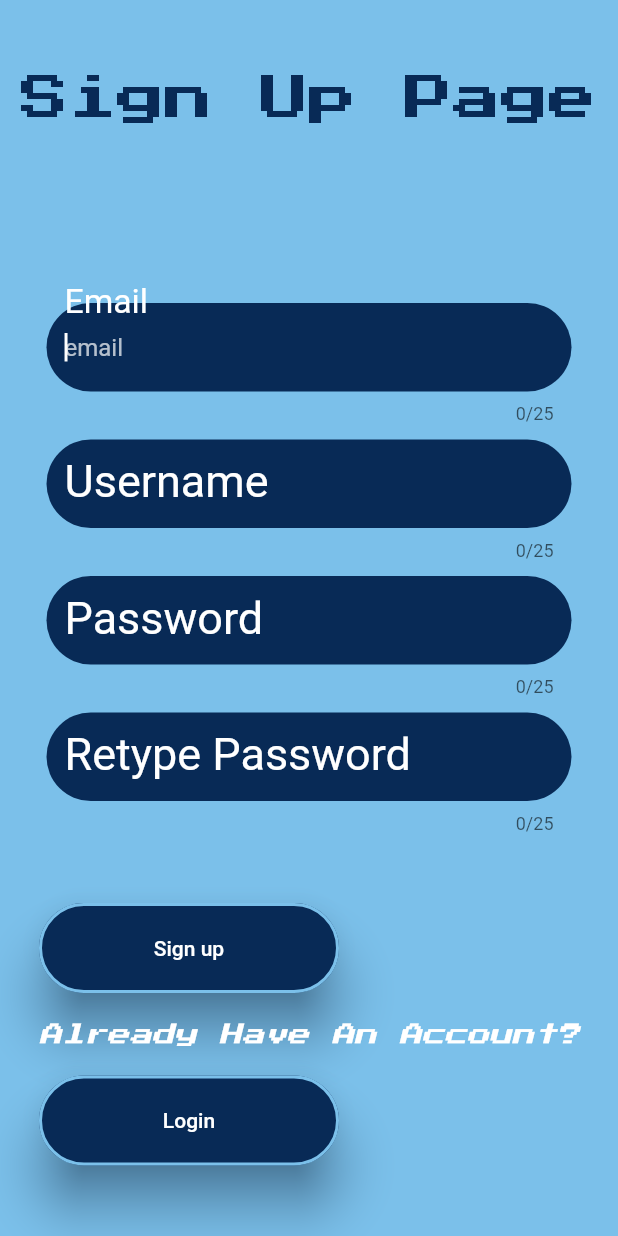
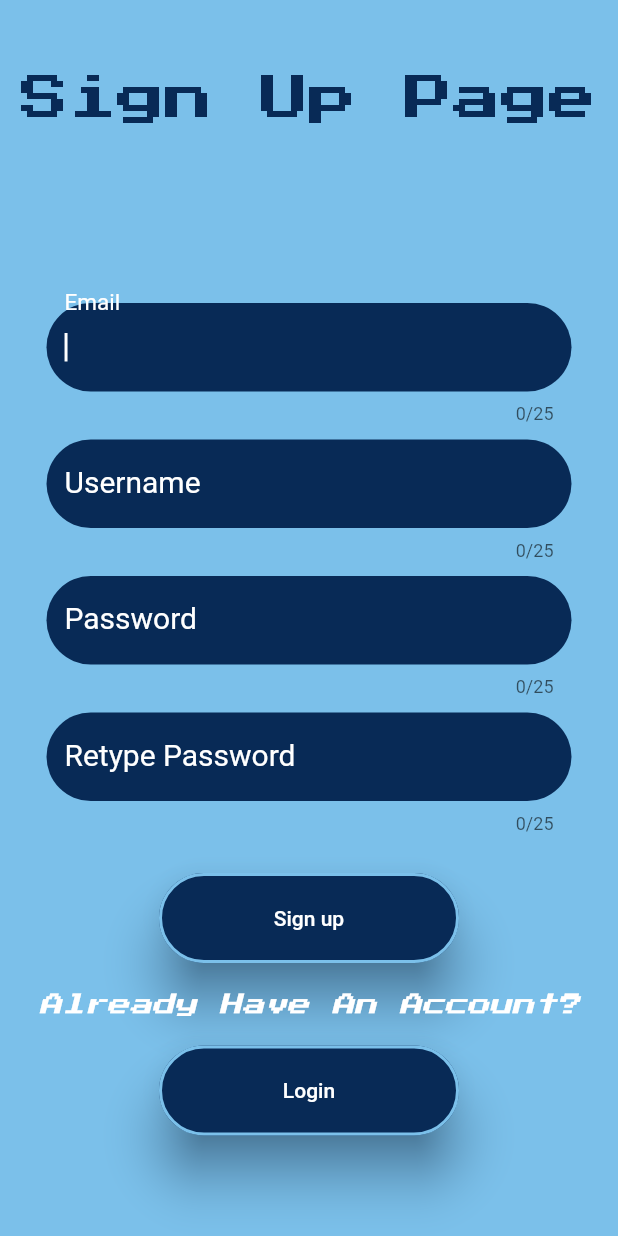
Before and after one commit to jpveloso/RunBruinRun, a Flutter app: the SignUpPage screen opened directly, on a phone screen of 412 x 824 dp. Run offline on Flutter 3.47's test engine with Material 2 defaults, Android fonts, the phone set to English and light mode, and no system bars.

Commit message:
Startup page continued

```diff
--- a/run_bruin_run/lib/screens/login_page.dart
+++ b/run_bruin_run/lib/screens/login_page.dart
@@ -75,6 +75,7 @@ class _LoginPageState extends State<LoginPage> {
               const SizedBox(height: 20),
               Wrap(
                 direction: Axis.vertical,
+                crossAxisAlignment: WrapCrossAlignment.center,
                 spacing: 20,
                 children: [
                   ElevatedButton(
--- a/run_bruin_run/lib/screens/signup_page.dart
+++ b/run_bruin_run/lib/screens/signup_page.dart
@@ -1,5 +1,4 @@
 import 'package:flutter/material.dart';
-import 'package:run_bruin_run/screens/home_page.dart';
 import 'package:run_bruin_run/screens/login_page.dart';
 import 'package:run_bruin_run/styles.dart';
 
@@ -14,7 +13,7 @@ class _SignUpPageState extends State<SignUpPage> {
   @override
   Widget build(BuildContext context) {
     return Scaffold(
-      // resizeToAvoidBottomInset: false,
+        // resizeToAvoidBottomInset: false,
         backgroundColor: lightBruinBlue,
         body: Center(
           child: Column(
@@ -43,11 +42,16 @@ class _SignUpPageState extends State<SignUpPage> {
                     ),
                     decoration: InputDecoration(
                       labelText: "Email",
-                      labelStyle: const TextStyle(fontSize: 30, color: Colors.white),
+                      labelStyle:
+                          const TextStyle(
+                              fontSize: 20,
+                              color: Colors.white,
+                              // height: 20,
+                          ),
                       filled: true,
                       fillColor: darkBruinBlue,
-                      hintStyle: const TextStyle(color: Colors.white70),
-                      hintText: "email",
+                      // hintStyle: const TextStyle(color: Colors.white70),
+                      // hintText: "email",
                       border: OutlineInputBorder(
                         borderSide: BorderSide.none,
                         borderRadius: BorderRadius.circular(50),
@@ -63,11 +67,12 @@ class _SignUpPageState extends State<SignUpPage> {
                     ),
                     decoration: InputDecoration(
                       labelText: "Username",
-                      labelStyle: const TextStyle(fontSize: 30, color: Colors.white),
+                      labelStyle:
+                          const TextStyle(fontSize: 20, color: Colors.white),
                       filled: true,
                       fillColor: darkBruinBlue,
-                      hintStyle: const TextStyle(color: Colors.white70),
-                      hintText: "username",
+                      // hintStyle: const TextStyle(color: Colors.white70),
+                      // hintText: "username",
                       border: OutlineInputBorder(
                         borderSide: BorderSide.none,
                         borderRadius: BorderRadius.circular(50),
@@ -83,11 +88,12 @@ class _SignUpPageState extends State<SignUpPage> {
                     style: const TextStyle(color: Colors.white),
                     decoration: InputDecoration(
                       labelText: "Password",
-                      labelStyle: const TextStyle(fontSize: 30, color: Colors.white),
+                      labelStyle:
+                          const TextStyle(fontSize: 20, color: Colors.white),
                       filled: true,
                       fillColor: darkBruinBlue,
-                      hintStyle: const TextStyle(color: Colors.white70),
-                      hintText: "Enter your password",
+                      // hintStyle: const TextStyle(color: Colors.white70),
+                      // hintText: "Enter your password",
                       border: OutlineInputBorder(
                         borderSide: BorderSide.none,
                         borderRadius: BorderRadius.circular(50),
@@ -103,11 +109,12 @@ class _SignUpPageState extends State<SignUpPage> {
                     style: const TextStyle(color: Colors.white),
                     decoration: InputDecoration(
                       labelText: "Retype Password",
-                      labelStyle: const TextStyle(fontSize: 30, color: Colors.white),
+                      labelStyle:
+                          const TextStyle(fontSize: 20, color: Colors.white),
                       filled: true,
                       fillColor: darkBruinBlue,
-                      hintStyle: const TextStyle(color: Colors.white70),
-                      hintText: "retype password",
+                      // hintStyle: const TextStyle(color: Colors.white70),
+                      // hintText: "retype password",
                       border: OutlineInputBorder(
                         borderSide: BorderSide.none,
                         borderRadius: BorderRadius.circular(50),
@@ -116,9 +123,10 @@ class _SignUpPageState extends State<SignUpPage> {
                   ),
                 ]),
               ),
-              const SizedBox(height: 20),
+              // const SizedBox(height: 20),
               Wrap(
                 direction: Axis.vertical,
+                crossAxisAlignment: WrapCrossAlignment.center,
                 spacing: 20,
                 children: [
                   ElevatedButton(
```
